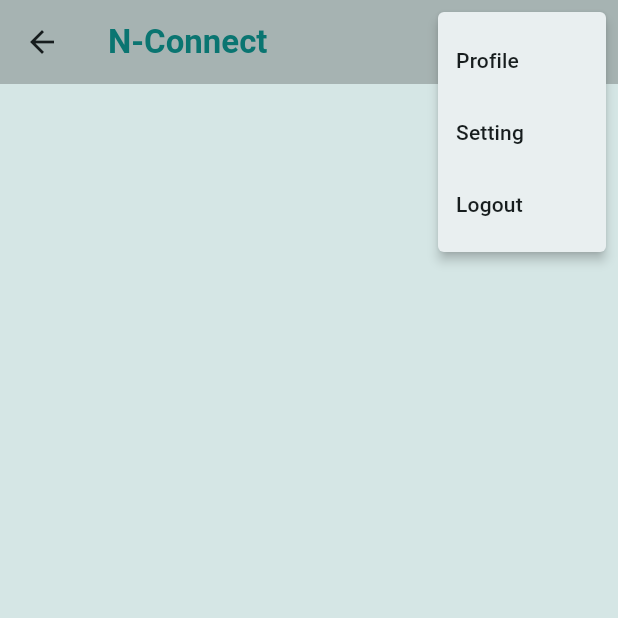
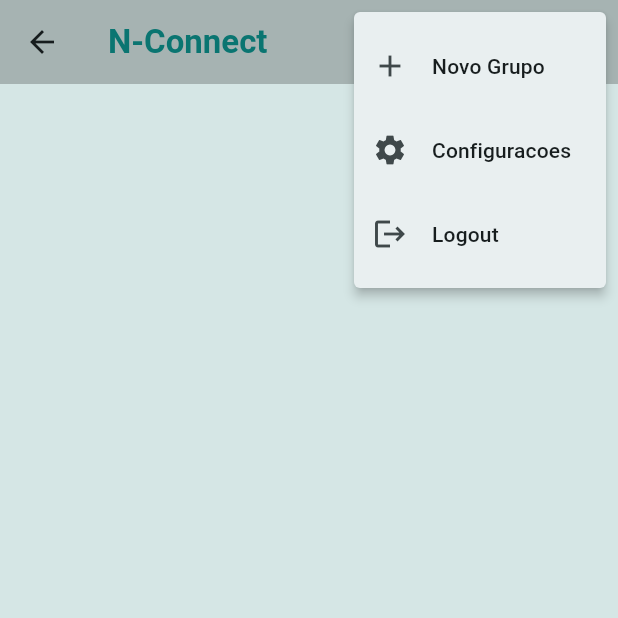
Before and after one commit to koikera/NConnect, a Flutter app: the ChatListWidget screen opened by its route, after a tap on the "more vert" icon, on a phone screen of 412 x 824 dp, the top half of it. Run offline on Flutter 3.47's test engine with Material 2 defaults, Android fonts, the phone set to English and light mode, and no system bars; our stand-ins replace cloud_firestore, firebase_auth, firebase_core; accounts and stored records are empty.

Commit message:
criacao do formulario de novo grupo

```diff
--- a/nconnect/lib/chatList.dart
+++ b/nconnect/lib/chatList.dart
@@ -2,6 +2,8 @@ import 'package:cloud_firestore/cloud_firestore.dart';
 import 'package:firebase_auth/firebase_auth.dart';
 import 'package:flutter/material.dart';
 import 'package:nconnect/constants/constants.dart';
+import 'package:nconnect/forms/novoGrupoForm.dart';
+import 'package:nconnect/models/groupModel.dart';
 
 class ChatListWidget extends StatefulWidget {
   const ChatListWidget({super.key});
@@ -14,6 +16,7 @@ class _ChatListWidgetState extends State<ChatListWidget> {
 
   final user = FirebaseAuth.instance.currentUser;
   final FirebaseFirestore firestore = FirebaseFirestore.instance;
+
 
   Future<List<dynamic>> GetAllChats() async {
     final QuerySnapshot querySnapshot = await FirebaseFirestore.instance
@@ -40,6 +43,9 @@ class _ChatListWidgetState extends State<ChatListWidget> {
     return listaConversa;
   }
 
+final List<Widget> listTiles = [];
+
+
   Future<ListView> ValidarUsuario() async {
     final List<Widget> listTiles = [];
     final QuerySnapshot querySnapshot = await firestore.collection('chats').where('Permissoes', arrayContains: user?.email).get();
@@ -49,7 +55,6 @@ class _ChatListWidgetState extends State<ChatListWidget> {
       final List<QueryDocumentSnapshot> documentos = querySnapshot.docs;
 
     // Lista para armazenar os ListTiles
-final List<Widget> listTiles = [];
 
     for (final documento in documentos) {
       final data = documento.data() as Map<String, dynamic>;
@@ -80,6 +85,17 @@ for (final documento in documentos) {
     );
   }
 
+  Future<void> Logout() async {
+    try {
+      await FirebaseAuth.instance.signOut();
+      Navigator.pushNamed(context, "/dominio");
+      print("Usuário deslogado com sucesso.");
+    } catch (e) {
+      print("Erro ao deslogar: $e");
+    }
+  }
+
+
   String _selectedValue = '1';
 
   @override
@@ -98,21 +114,45 @@ for (final documento in documentos) {
               itemBuilder: (BuildContext context) => [
                 PopupMenuItem(
                   value: '1',
-                  child: Text('Profile'),
+                  child: const ListTile(
+                    leading: Icon(Icons.add),
+                    title: Text('Novo Grupo'),
+                  ),
+                  onTap: () {
+                    showModalBottomSheet(
+                      context: context,
+                      isScrollControlled: true,
+                      builder: (BuildContext context) {
+                        return NovoGrupoFormWidget();
+                      },
+                    );
+                  },
                 ),
                 PopupMenuItem(
                   value: '2',
-                  child: Text('Setting'),
+                  child: ListTile(
+                    leading: Icon(Icons.settings),
+                    title: Text('Configuracoes'),
+                  ),
                 ),
                 PopupMenuItem(
                   value: '3',
-                  child: Text('Logout'),
+                  child: ListTile(
+                    leading: Icon(Icons.logout),
+                    title: Text('Logout'),
+                  ),
+                  onTap: () => {Logout()},
                 ),
               ],
             )
           ],
       ),
-      body: FutureBuilder<ListView>(
+      body: RefreshIndicator(
+        onRefresh: () async {
+          // Coloque aqui a lógica de atualização dos dados.
+          await ValidarUsuario(); // Substitua _refreshData() pela função que atualiza os dados.
+        },
+        child: FutureBuilder<ListView>(
           future: ValidarUsuario(),
           builder: (context, snapshot) {
             if (snapshot.connectionState == ConnectionState.waiting) {
@@ -124,6 +164,7 @@ for (final documento in documentos) {
             }
           },
         ),
+      )
       );
   }
 }
--- /dev/null
+++ b/nconnect/lib/models/groupModel.dart
@@ -0,0 +1,32 @@
+import 'package:cloud_firestore/cloud_firestore.dart';
+
+class Conversa {
+  Map<String, dynamic> chat;
+  String titulo;
+  List<String> permissoes;
+
+  Conversa({
+    required this.chat,
+    required this.titulo,
+    required this.permissoes,
+  });
+
+
+  // Construtor para criar a partir de um mapa (para ler dados do Firestore)
+  Conversa.fromMap(Map<String, dynamic> map, String id) :
+        chat = map['Chat'],
+        titulo = map['Titulo'],
+        permissoes = List<String>.from(map['Permissoes']);
+
+  // Função para converter para um mapa (para escrever dados no Firestore)
+  Map<String, dynamic> toMap() {
+    return {
+      'Conversas': {
+        'Chat': chat,
+        'Titulo': titulo,
+      },
+      'Permissoes': permissoes,
+    };
+  }
+
+}
```
Also changed, not shown: nconnect/lib/forms/novoGrupoForm.dart (added, +129 -0 lines), 3 other files. Lines whose indentation alone changed are shown as unchanged.
